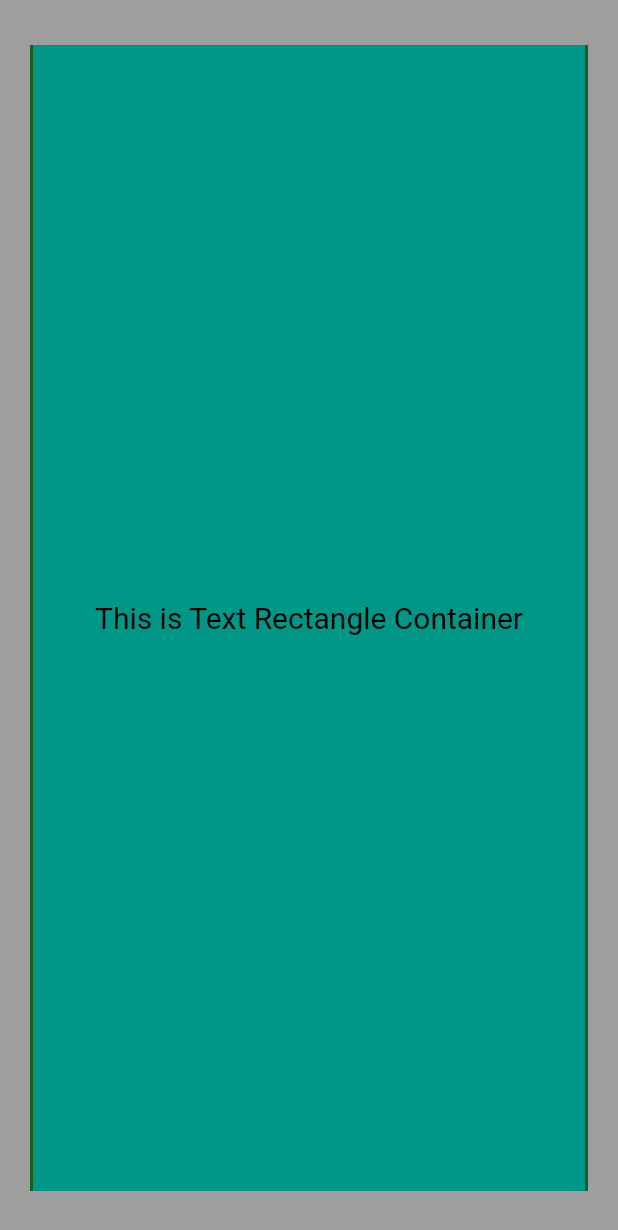
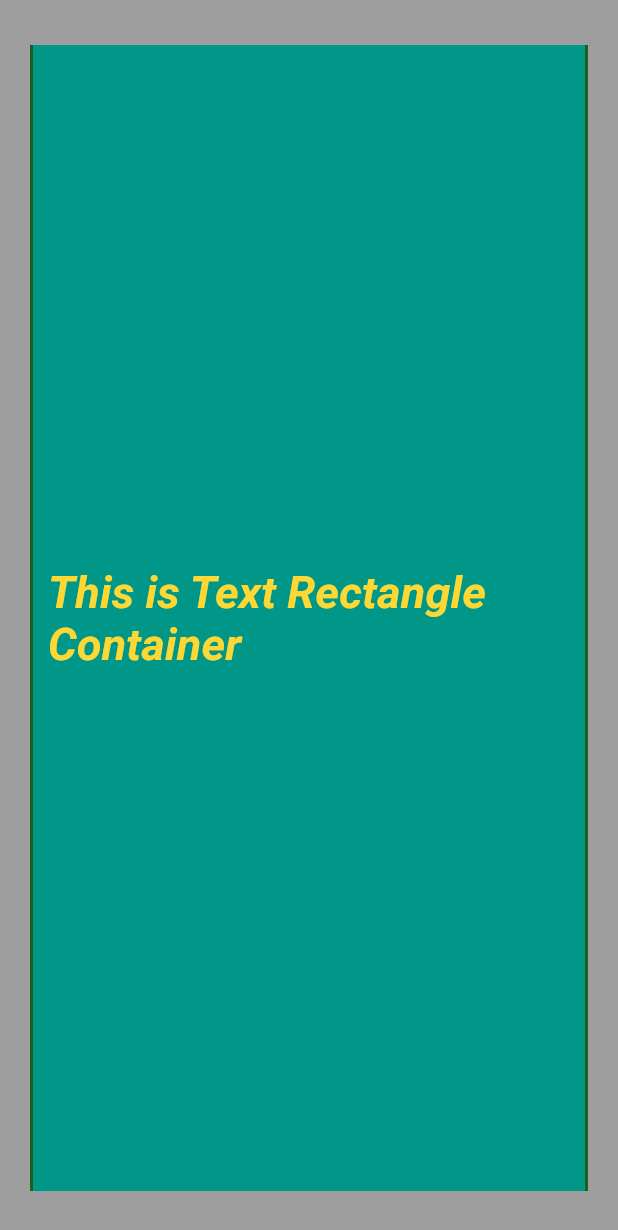
Before and after one commit to ErAbhi90/how_to_flutter, a Flutter app: the screen it shows after launch, on a phone screen of 412 x 824 dp. Shown: the top 1230 px of the screen. Run offline on Flutter 3.47's test engine with Material 2 defaults, Android fonts, the phone set to English and light mode, and no system bars.

Commit message:
Custom Text Font and extracted Text widget

```diff
--- a/lib/ui/MyApp.dart
+++ b/lib/ui/MyApp.dart
@@ -11,43 +11,15 @@ class MyApp extends StatelessWidget {
 
       /*
       Different Container Properties
+          1. Defined in widgets folder - basic_container.dart
+          2. Defined in widgets folder - circular_container.dart
+          3. Defined in widgets folder - rectangular_container.dart
 
-      01 - Container with just color and no other decoration
+      */
 
-           Defined in widgets folder - basic_container.dart
-      */
       /*  child: BasicContainer() , */
 
-      /*
-
-      02 -Container with box decoration
-      Container shape - Circle
-                color - Orange
-                border_all - width is 2.0 and color red
-                style - Solid
-
-                margin - all sides using EdgeInsets all property
-                padding - defined using symmetry of horizontal and vertical
-
-      Defined in widgets folder - circular_container.dart
-
-       */
-
       /*  child: CircularContainer(), */
-
-/*
-
-      03 -Container with box decoration
-      Container shape - Rectangle
-                color - Teal
-                border_only sides- width is 2.0 and color green[900]
-                style - Solid
-
-                margin - seprately defined using Edge Insets only
-                padding - defined using symmetry of horizontal and vertical
-
-        Defined in widgets folder - rectangular_container.dart
-       */
 
       child: RectangularContainer(),
     );
--- a/lib/widgets/basic_container.dart
+++ b/lib/widgets/basic_container.dart
@@ -1,20 +1,18 @@
 import 'package:flutter/material.dart';
 import 'package:how_to_flutter/resources/strings.dart';
+import 'package:how_to_flutter/widgets/custom_text_font.dart';
 
 class BasicContainer extends StatelessWidget {
   @override
   Widget build(BuildContext context) {
+//01 - Container with just color and no other decoration
+
     return Container(
       color: Colors.grey,
       child: Center(
-        child: Text(
+        child: CustomTextFont(
           Strings.textData,
-          textAlign: TextAlign.center,
-          textDirection: TextDirection.ltr,
-          style: TextStyle(
-            color: Colors.black,
-            fontSize: 20.0,
-          ),
+          Colors.orange.shade800,
         ),
       ),
     );
--- a/lib/widgets/circular_container.dart
+++ b/lib/widgets/circular_container.dart
@@ -1,9 +1,19 @@
 import 'package:flutter/material.dart';
 import 'package:how_to_flutter/resources/strings.dart';
+import 'package:how_to_flutter/widgets/custom_text_font.dart';
 
 class CircularContainer extends StatelessWidget {
   @override
   Widget build(BuildContext context) {
+    /* Container with circular box decoration
+                Container shape - Circle
+                color - Orange
+                border_all - width is 2.0 and color red
+                style - Solid
+
+                margin - all sides using EdgeInsets all property
+                padding - defined using symmetry of horizontal and vertical */
+
     return Container(
       decoration: BoxDecoration(
         shape: BoxShape.circle,
@@ -20,14 +30,9 @@ class CircularContainer extends StatelessWidget {
         vertical: 20.0,
       ),
       child: Center(
-        child: Text(
+        child: CustomTextFont(
           Strings.circleText,
-          textAlign: TextAlign.center,
-          textDirection: TextDirection.ltr,
-          style: TextStyle(
-            color: Colors.black,
-            fontSize: 20.0,
-          ),
+          Colors.grey.shade800,
         ),
       ),
     );
--- /dev/null
+++ b/lib/widgets/custom_text_font.dart
@@ -0,0 +1,33 @@
+import 'package:flutter/material.dart';
+
+class CustomTextFont extends StatelessWidget {
+  // 1. Pass data to Text Widget using constructor
+  /* 2. Using custom Roboto Font in style of Text Widget
+        Custom font is downloaded from Google Font website and is defined in pubspec.yaml file
+  */
+  final String _textData;
+  final Color _textColor;
+
+  CustomTextFont(this._textData, this._textColor);
+
+/* 1. Use only fontStyle: FontStyle.normal to use Roboto regular font
+   2. Use only fontWeight: FontWeight.w700 to use bold style font
+   3. Use only fontStyle: FontStyle.italic to use Roboto italic font
+   4. Use both fontStyle: FontStyle.italic and fontWeight:      FontWeight.w700 to use bold and italic
+*/
+
+  @override
+  Widget build(BuildContext context) {
+    return Text(
+      _textData,
+      textDirection: TextDirection.ltr,
+      style: TextStyle(
+        color: _textColor,
+        fontFamily: 'Roboto',
+        fontSize: 30.0,
+        fontStyle: FontStyle.italic,
+        fontWeight: FontWeight.w700,
+      ),
+    );
+  }
+}
--- a/lib/widgets/rectangular_container.dart
+++ b/lib/widgets/rectangular_container.dart
@@ -1,9 +1,19 @@
 import 'package:flutter/material.dart';
 import 'package:how_to_flutter/resources/strings.dart';
+import 'package:how_to_flutter/widgets/custom_text_font.dart';
 
 class RectangularContainer extends StatelessWidget {
   @override
   Widget build(BuildContext context) {
+    /* Container with rectangular box decoration
+      Container shape - Rectangle
+                color - Teal
+                border_only sides- width is 2.0 and color green[900]
+                style - Solid
+
+                margin - seprately defined using Edge Insets only
+                padding - defined using symmetry of horizontal and vertical */
+
     return Container(
       decoration: BoxDecoration(
         shape: BoxShape.rectangle,
@@ -14,10 +24,11 @@ class RectangularContainer extends StatelessWidget {
             width: 2.0,
           ),
           right: BorderSide(
-              color: Colors.green[900],
+            color: Colors.green.shade900,
             width: 2.0,
           ),
-          )),
+        ),
+      ),
       margin: EdgeInsets.only(
         left: 20.0,
         right: 20.0,
@@ -29,14 +40,9 @@ class RectangularContainer extends StatelessWidget {
         vertical: 10.0,
       ),
       child: Center(
-        child: Text(
+        child: CustomTextFont(
           Strings.rectangleText,
-          textAlign: TextAlign.center,
-          textDirection: TextDirection.ltr,
-          style: TextStyle(
-            color: Colors.black,
-            fontSize: 20.0,
-          ),
+          Colors.yellow.shade600,
         ),
       ),
     );
```
Also changed, not shown: pubspec.yaml (+17 -23 lines), lib/fonts/Roboto-Bold.ttf (added), lib/fonts/Roboto-Italic.ttf (added), lib/fonts/Roboto-Regular.ttf (added). Lines whose indentation alone changed are shown as unchanged.
